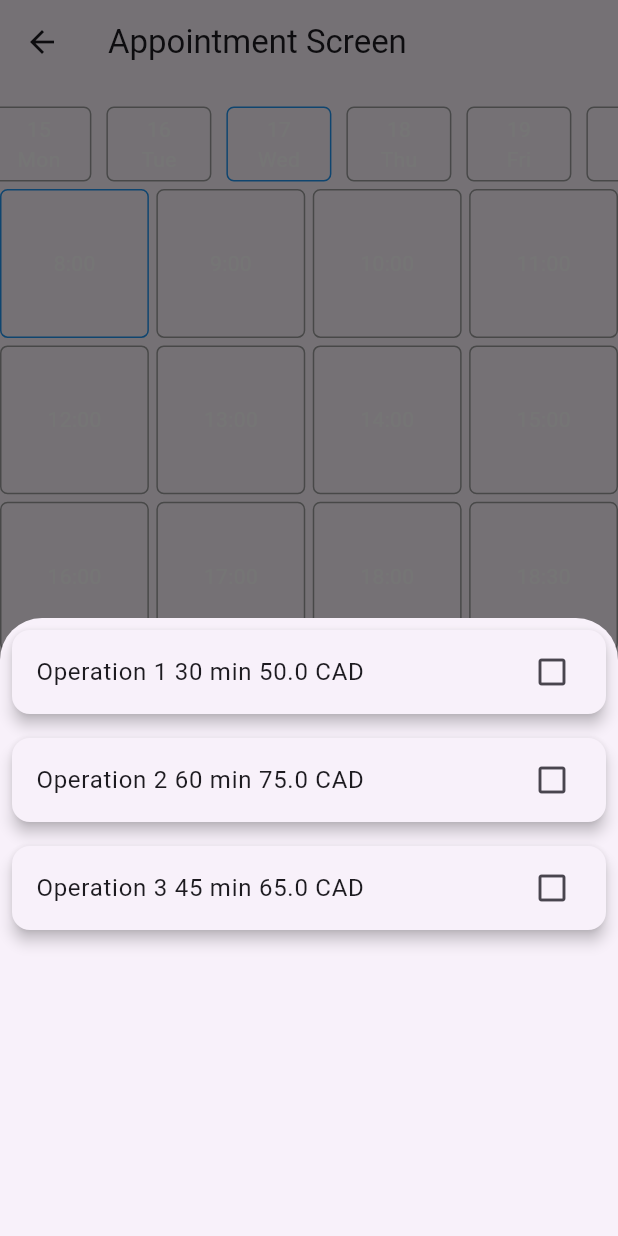
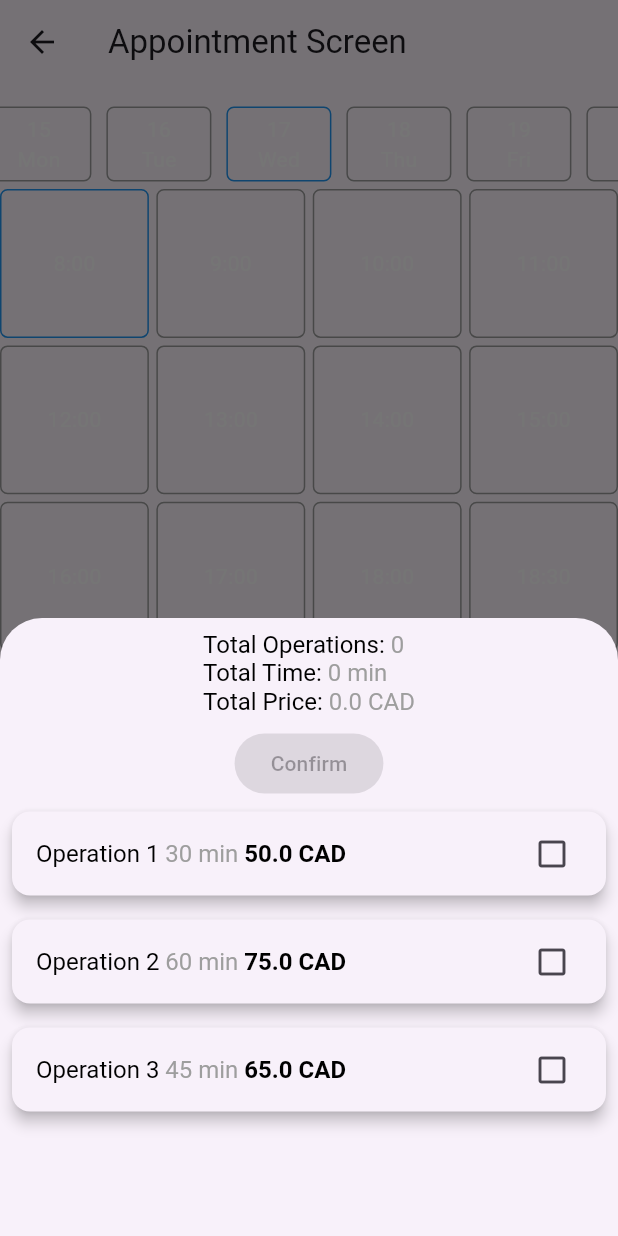
Before and after one commit to Ozgunak/arez, a Flutter app: the AppointmentScreen screen opened directly, after a tap on an icon or button, on a phone screen of 412 x 824 dp. Run offline on Flutter 3.47's test engine with Material 2 defaults, Android fonts, the phone set to English and light mode, and no system bars.

Commit message:
add operations with time and price

```diff
--- a/lib/screens/operation_sheet.dart
+++ b/lib/screens/operation_sheet.dart
@@ -1,5 +1,6 @@
 import 'package:flutter/material.dart';
-import 'package:arez/models/operation_model.dart';
+
+import '../models/operation_model.dart';
 
 class OperationBottomSheet extends StatefulWidget {
   @override
@@ -15,8 +16,64 @@ class _OperationBottomSheetState extends State<OperationBottomSheet> {
 
   @override
   Widget build(BuildContext context) {
+    int totalOperations = operations.where((op) => op.selected).length;
+    Duration totalTime = totalOperations > 0
+        ? operations
+            .where((op) => op.selected)
+            .map((op) => op.time)
+            .reduce((value, element) => value + element)
+        : Duration.zero;
+    double totalPrice = totalOperations > 0
+        ? operations
+            .where((op) => op.selected)
+            .map((op) => op.price)
+            .reduce((value, element) => value + element)
+        : 0.0;
+
     return Container(
       height: MediaQuery.of(context).size.height / 2,
+      child: Column(
+        children: [
+          Padding(
+            padding: const EdgeInsets.all(8.0),
+            child: RichText(
+              text: TextSpan(
+                text: 'Total Operations: ',
+                style: TextStyle(color: Colors.black, fontSize: 16),
+                children: <TextSpan>[
+                  TextSpan(
+                    text: '$totalOperations\n',
+                    style: TextStyle(color: Colors.grey, fontSize: 16),
+                  ),
+                  TextSpan(
+                    text: 'Total Time: ',
+                    style: TextStyle(color: Colors.black, fontSize: 16),
+                  ),
+                  TextSpan(
+                    text: '${totalTime.inMinutes} min\n',
+                    style: TextStyle(color: Colors.grey, fontSize: 16),
+                  ),
+                  TextSpan(
+                    text: 'Total Price: ',
+                    style: TextStyle(color: Colors.black, fontSize: 16),
+                  ),
+                  TextSpan(
+                    text: '$totalPrice CAD',
+                    style: TextStyle(color: Colors.grey, fontSize: 16),
+                  ),
+                ],
+              ),
+            ),
+          ),
+          ElevatedButton(
+            child: Text('Confirm'),
+            onPressed: totalOperations > 0
+                ? () {
+                    // Implement your action on confirm button press
+                  }
+                : null,
+          ),
+          Expanded(
             child: ListView.builder(
               itemCount: operations.length,
               itemBuilder: (context, index) {
@@ -24,20 +81,41 @@ class _OperationBottomSheetState extends State<OperationBottomSheet> {
                   elevation: 4.0,
                   margin: EdgeInsets.all(8.0),
                   child: ListTile(
-              title: Text(
-                  '${operations[index].name} ${operations[index].time.inMinutes} min ${operations[index].price} CAD'),
+                    title: RichText(
+                      text: TextSpan(
+                        text: '${operations[index].name} ',
+                        style: TextStyle(color: Colors.black, fontSize: 16),
+                        children: <TextSpan>[
+                          TextSpan(
+                            text: '${operations[index].time.inMinutes} min ',
+                            style: TextStyle(color: Colors.grey, fontSize: 16),
+                          ),
+                          TextSpan(
+                            text: '${operations[index].price} CAD',
+                            style: TextStyle(
+                                color: Colors.black,
+                                fontWeight: FontWeight.bold,
+                                fontSize: 16),
+                          ),
+                        ],
+                      ),
+                    ),
                     trailing: operations[index].selected
                         ? Icon(Icons.check_box, color: Colors.green)
                         : Icon(Icons.check_box_outline_blank),
                     onTap: () {
                       setState(() {
-                  operations[index].selected = !operations[index].selected;
+                        operations[index].selected =
+                            !operations[index].selected;
                       });
                     },
                   ),
                 );
               },
             ),
+          ),
+        ],
+      ),
     );
   }
 }
```
Lines whose indentation alone changed are shown as unchanged.
